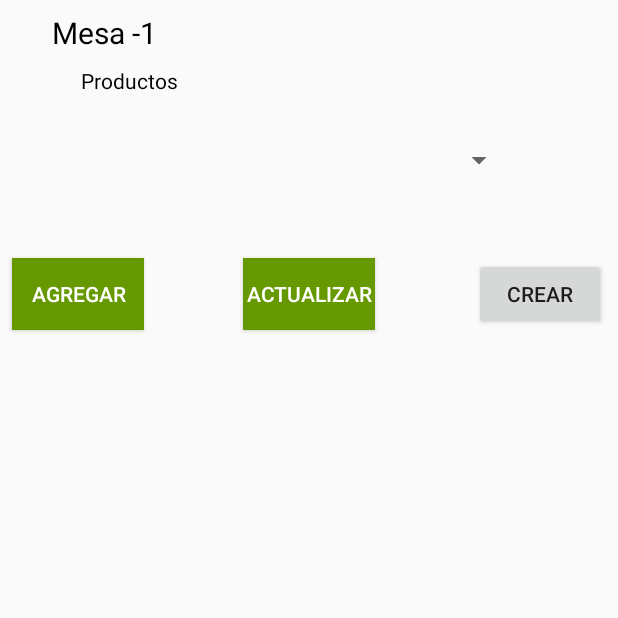
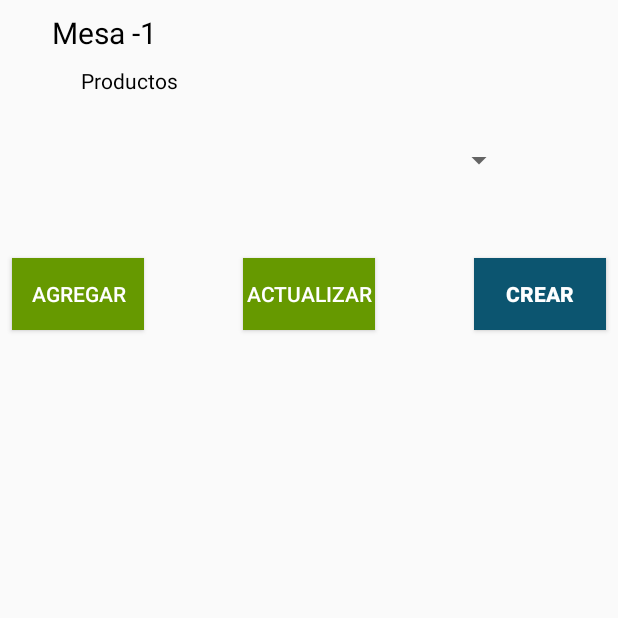
Before and after one commit to TGRaydas/AppsMoviles-App, an Android app: the BillClients screen opened directly, with no data from a screen before it, on a phone screen of 412 x 824 dp, the top half of it. Run offline under Robolectric (Android 15) with nearby library versions, the phone set to English and light mode, and no system bars; our stand-ins replace Volley; libraries missing offline, so code that uses them is left out: com.master.glideimageview; network calls fail.

Commit message:
Last Updates

```diff
--- a/app/src/main/java/com/example/tgraydas/billsmanager/BillClients.java
+++ b/app/src/main/java/com/example/tgraydas/billsmanager/BillClients.java
@@ -109,7 +109,7 @@ public class BillClients extends AppCompatActivity {
                         String detail = data.getJSONObject(i).optString("detail");
                         URL url;
                         try {
-                            url = new URL(new URL("http://192.168.0.17:3000/"), data.getJSONObject(i).optString("img_url"));
+                            url = new URL(new URL(networkManager.BASE_URL), data.getJSONObject(i).optString("img_url"));
                             Product product = new Product(id, price, name, detail, url);
                             productList.add(product);
                         }catch (MalformedURLException e){
--- a/app/src/main/java/com/example/tgraydas/billsmanager/NetworkManager.java
+++ b/app/src/main/java/com/example/tgraydas/billsmanager/NetworkManager.java
@@ -29,7 +29,7 @@ public class NetworkManager {
     private static Context mCtx;
 
 
-    public static final String BASE_URL = "http://192.168.0.17:3000/";
+    public static final String BASE_URL = "http://ec2-18-188-109-236.us-east-2.compute.amazonaws.com/";
 
     private static String token =  "";
 
--- a/app/src/main/res/layout/activity_bill_clients.xml
+++ b/app/src/main/res/layout/activity_bill_clients.xml
@@ -92,6 +92,9 @@
         android:layout_marginEnd="8dp"
         android:layout_marginStart="8dp"
         android:layout_marginTop="172dp"
+        android:background="#0c5570"
+        android:textColor="@android:color/white"
+        android:textStyle="bold"
         android:text="Crear"
         app:layout_constraintEnd_toEndOf="parent"
         app:layout_constraintHorizontal_bias="1.0"
--- a/app/src/main/res/layout/bill_product_grid.xml
+++ b/app/src/main/res/layout/bill_product_grid.xml
@@ -57,6 +57,7 @@
         android:id="@+id/item_image"
         android:layout_width="match_parent"
         android:layout_height="wrap_content"
+        android:layout_marginTop="20dp"
         android:layout_alignParentStart="true"
         android:layout_below="@+id/delete_button">
 
```
Also changed, not shown: app/src/main/java/com/example/tgraydas/billsmanager/MainActivity.java (+7 -3 lines).
